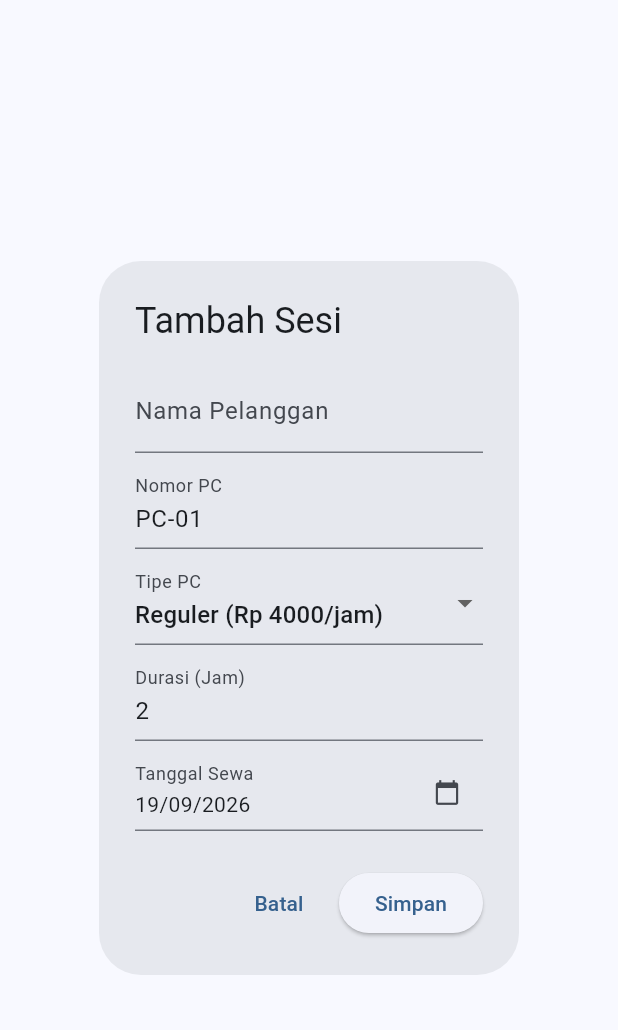
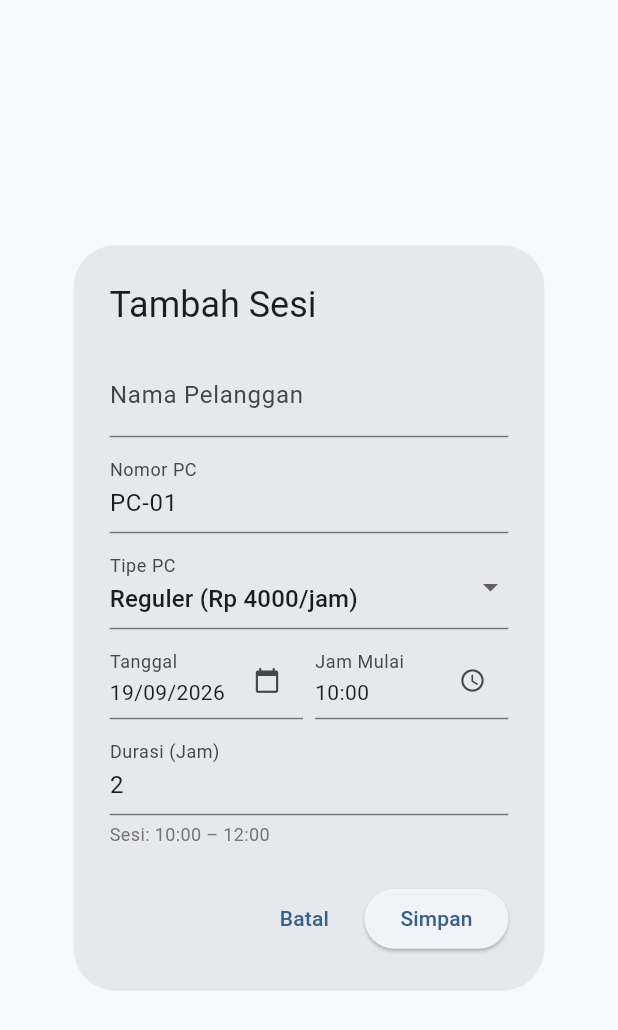
Before and after one commit to glacerous/simplecalc, a Flutter app: the _SesiFormDialog widget shown alone on an empty page, opened directly, on a phone screen of 412 x 824 dp. Shown: the top 1030 px of the screen. Run offline on Flutter 3.47's test engine with Material 3 defaults, Android fonts, the phone set to English and light mode, and no system bars; our stand-ins replace shared_preferences, sqflite, sqflite_common_ffi, sqflite_common_ffi_web; accounts and stored records are empty.

Commit message:
penambahan error handling dan jam mulai sewa pc

```diff
--- a/lib/helpers/database_helper.dart
+++ b/lib/helpers/database_helper.dart
@@ -8,7 +8,7 @@ import 'tarif_warnet.dart';
 class DatabaseHelper {
   static final DatabaseHelper instance = DatabaseHelper._init();
   static Database? _database;
-  static const int _dbVersion = 3;
+  static const int _dbVersion = 4;
 
   DatabaseHelper._init();
 
@@ -46,6 +46,7 @@ class DatabaseHelper {
         nomor_pc TEXT NOT NULL,
         tipe_pc TEXT NOT NULL DEFAULT 'reguler',
         tanggal TEXT NOT NULL,
+        jam_mulai TEXT NOT NULL DEFAULT '00:00',
         durasi INTEGER NOT NULL,
         total INTEGER NOT NULL,
         status TEXT NOT NULL
@@ -64,6 +65,7 @@ class DatabaseHelper {
       'nomor_pc': 'PC-01',
       'tipe_pc': TipePc.reguler.name,
       'tanggal': hariIni,
+      'jam_mulai': '10:00',
       'durasi': 3,
       'total': TipePc.hitungTotal(tipe: TipePc.reguler, durasiJam: 3),
       'status': 'Aktif',
@@ -73,6 +75,7 @@ class DatabaseHelper {
       'nomor_pc': 'PC-02',
       'tipe_pc': TipePc.vip.name,
       'tanggal': hariIni,
+      'jam_mulai': '14:00',
       'durasi': 2,
       'total': TipePc.hitungTotal(tipe: TipePc.vip, durasiJam: 2),
       'status': 'Selesai',
@@ -94,6 +97,14 @@ class DatabaseHelper {
       final hariIni = DateTime.now().toIso8601String().substring(0, 10);
       await db.execute(
         "ALTER TABLE rentals ADD COLUMN tanggal TEXT NOT NULL DEFAULT '$hariIni'",
+      );
+    }
+    if (oldVersion < 4) {
+      // Baris lama dianggap mulai jam 00:00 — nggak presisi buat data
+      // historis, tapi baris baru ke depannya sudah tercatat jam mulainya
+      // beneran, jadi cek bentrok jadi akurat per jam mulai saat ini.
+      await db.execute(
+        "ALTER TABLE rentals ADD COLUMN jam_mulai TEXT NOT NULL DEFAULT '00:00'",
       );
     }
   }
@@ -130,18 +141,21 @@ class DatabaseHelper {
     return db.delete('rentals', where: 'id = ?', whereArgs: [id]);
   }
 
-  /// Cek apakah PC yang sama (nomor + tipe) sudah dipakai di tanggal yang
-  /// sama oleh sesi lain. `excludeId` dipakai waktu edit, supaya baris yang
-  /// sedang diedit tidak bentrok dengan dirinya sendiri.
+  /// Cek apakah PC yang sama (nomor + tipe) sudah dipakai di RENTANG JAM
+  /// yang bertabrakan pada tanggal yang sama. `excludeId` dipakai waktu
+  /// edit, supaya baris yang sedang diedit tidak bentrok dengan dirinya
+  /// sendiri.
   ///
-  /// Catatan skala: aplikasi ini nyimpen sesi per hari (tanpa jam mulai),
-  /// jadi satu PC = satu sesi per hari, siapapun statusnya. Kalau nanti
-  /// butuh granularitas per jam, kolom `tanggal` perlu diganti jadi
-  /// datetime rentang (mulai+selesai) dan query ini jadi cek overlap waktu.
+  /// Batasan yang disengaja: sesi wajib mulai & selesai di hari kalender
+  /// yang sama (tidak boleh nyebrang tengah malam) — makanya cek overlap
+  /// cukup dibandingkan dengan baris-baris di tanggal yang sama saja,
+  /// tidak perlu lihat tanggal sebelum/sesudahnya.
   Future<bool> adaBentrokJadwal({
     required String nomorPc,
     required String tipePc,
     required String tanggal,
+    required int jamMulaiMenit,
+    required int durasiJam,
     int? excludeId,
   }) async {
     final db = await instance.database;
@@ -151,7 +165,27 @@ class DatabaseHelper {
       where.write(' AND id != ?');
       args.add(excludeId);
     }
-    final hasil = await db.query('rentals', where: where.toString(), whereArgs: args);
-    return hasil.isNotEmpty;
+    final kandidat = await db.query('rentals', where: where.toString(), whereArgs: args);
+
+    final mulaiBaru = jamMulaiMenit;
+    final selesaiBaru = jamMulaiMenit + durasiJam * 60;
+
+    for (final row in kandidat) {
+      final jamMulaiLama = _menitDariString(row['jam_mulai'] as String);
+      final durasiLama = row['durasi'] as int;
+      final mulaiLama = jamMulaiLama;
+      final selesaiLama = jamMulaiLama + durasiLama * 60;
+
+      // Dua rentang waktu dianggap bertabrakan kalau salah satu mulai
+      // sebelum yang lain selesai, dua-duanya (overlap interval klasik).
+      final overlap = mulaiBaru < selesaiLama && mulaiLama < selesaiBaru;
+      if (overlap) return true;
+    }
+    return false;
+  }
+
+  static int _menitDariString(String hhmm) {
+    final parts = hhmm.split(':');
+    return int.parse(parts[0]) * 60 + int.parse(parts[1]);
   }
 }
--- a/lib/screens/warnet_crud_screen.dart
+++ b/lib/screens/warnet_crud_screen.dart
@@ -158,7 +158,8 @@ class _WarnetCrudScreenState extends State<WarnetCrudScreen> {
               style: const TextStyle(fontWeight: FontWeight.bold),
             ),
             subtitle: Text(
-              '${tipe.label} • ${item['tanggal']} • Durasi: ${item['durasi']} Jam • '
+              '${tipe.label} • ${item['tanggal']} ${item['jam_mulai']} • '
+              'Durasi: ${item['durasi']} Jam • '
               'Total: Rp ${item['total']} • Status: ${item['status']}',
             ),
             isThreeLine: false,
@@ -201,8 +202,9 @@ class _SesiFormDialogState extends State<_SesiFormDialog> {
   late final TextEditingController _durasiController;
   late TipePc _tipePc;
   late DateTime _tanggal;
+  late TimeOfDay _jamMulai;
   bool _isSaving = false;
-  String? _errorBentrok;
+  String? _errorValidasi;
 
   bool get _isEdit => widget.item != null;
 
@@ -221,6 +223,14 @@ class _SesiFormDialogState extends State<_SesiFormDialog> {
     _tanggal = item?['tanggal'] != null
         ? DateTime.parse(item!['tanggal'])
         : DateTime.now();
+    _jamMulai = item?['jam_mulai'] != null
+        ? _timeOfDayDariString(item!['jam_mulai'])
+        : const TimeOfDay(hour: 10, minute: 0);
+  }
+
+  static TimeOfDay _timeOfDayDariString(String hhmm) {
+    final parts = hhmm.split(':');
+    return TimeOfDay(hour: int.parse(parts[0]), minute: int.parse(parts[1]));
   }
 
   @override
@@ -237,6 +247,23 @@ class _SesiFormDialogState extends State<_SesiFormDialog> {
       '${_tanggal.day.toString().padLeft(2, '0')}/'
       '${_tanggal.month.toString().padLeft(2, '0')}/${_tanggal.year}';
 
+  int get _jamMulaiMenit => _jamMulai.hour * 60 + _jamMulai.minute;
+
+  String get _jamMulaiIso =>
+      '${_jamMulai.hour.toString().padLeft(2, '0')}:'
+      '${_jamMulai.minute.toString().padLeft(2, '0')}';
+
+  String get _jamMulaiTampil => _jamMulaiIso;
+
+  String _jamSelesaiTampil(int durasiJam) {
+    final selesaiMenit = _jamMulaiMenit + durasiJam * 60;
+    final jam = (selesaiMenit ~/ 60) % 24;
+    final menit = selesaiMenit % 60;
+    final lewatHari = selesaiMenit >= 1440;
+    final jamStr = '${jam.toString().padLeft(2, '0')}:${menit.toString().padLeft(2, '0')}';
+    return lewatHari ? '$jamStr (besok)' : jamStr;
+  }
+
   Future<void> _pilihTanggal() async {
     final hasil = await showDatePicker(
       context: context,
@@ -247,12 +274,35 @@ class _SesiFormDialogState extends State<_SesiFormDialog> {
     if (hasil != null) setState(() => _tanggal = hasil);
   }
 
+  Future<void> _pilihJamMulai() async {
+    final hasil = await showTimePicker(
+      context: context,
+      initialTime: _jamMulai,
+    );
+    if (hasil != null) setState(() => _jamMulai = hasil);
+  }
+
   Future<void> _simpan() async {
     if (!_formKey.currentState!.validate()) return;
 
+    final durasi = int.parse(_durasiController.text.trim());
+
+    // Sesi wajib selesai di hari kalender yang sama (lihat catatan di
+    // DatabaseHelper.adaBentrokJadwal soal kenapa nyebrang tengah malam
+    // sengaja tidak didukung).
+    if (_jamMulaiMenit + durasi * 60 > 24 * 60) {
+      setState(() {
+        _errorValidasi =
+            'Sesi jam $_jamMulaiTampil selama $durasi jam akan lewat tengah '
+            'malam (${_jamSelesaiTampil(durasi)}). Pilih jam mulai lebih pagi '
+            'atau durasi lebih pendek — sesi harus selesai di hari yang sama.';
+      });
+      return;
+    }
+
     setState(() {
       _isSaving = true;
-      _errorBentrok = null;
+      _errorValidasi = null;
     });
 
     final nomorPc = _pcController.text.trim();
@@ -262,25 +312,29 @@ class _SesiFormDialogState extends State<_SesiFormDialog> {
         nomorPc: nomorPc,
         tipePc: _tipePc.name,
         tanggal: _tanggalIso,
+        jamMulaiMenit: _jamMulaiMenit,
+        durasiJam: durasi,
         excludeId: _isEdit ? widget.item!['id'] as int : null,
       );
       if (bentrok) {
         setState(() {
           _isSaving = false;
-          _errorBentrok =
+          _errorValidasi =
               'PC "$nomorPc" tipe ${_tipePc.label} sudah dipakai sesi lain '
-              'pada tanggal $_tanggalTampil. Pilih PC lain atau ganti tanggal.';
+              'yang jamnya bertabrakan pada tanggal $_tanggalTampil '
+              '($_jamMulaiTampil-${_jamSelesaiTampil(durasi)}). '
+              'Pilih PC lain, ganti jam, atau ganti tanggal.';
         });
         return;
       }
 
-      final durasi = int.parse(_durasiController.text.trim());
       final total = TipePc.hitungTotal(tipe: _tipePc, durasiJam: durasi);
       final row = {
         'nama': _namaController.text.trim(),
         'nomor_pc': nomorPc,
         'tipe_pc': _tipePc.name,
         'tanggal': _tanggalIso,
+        'jam_mulai': _jamMulaiIso,
         'durasi': durasi,
         'total': total,
         'status': _isEdit ? widget.item!['status'] : 'Aktif',
@@ -341,10 +395,42 @@ class _SesiFormDialogState extends State<_SesiFormDialog> {
                 },
               ),
               const SizedBox(height: 8),
+              Row(
+                crossAxisAlignment: CrossAxisAlignment.start,
+                children: [
+                  Expanded(
+                    child: InkWell(
+                      onTap: _pilihTanggal,
+                      child: InputDecorator(
+                        decoration: const InputDecoration(
+                          labelText: 'Tanggal',
+                          suffixIcon: Icon(Icons.calendar_today, size: 18),
+                        ),
+                        child: Text(_tanggalTampil),
+                      ),
+                    ),
+                  ),
+                  const SizedBox(width: 8),
+                  Expanded(
+                    child: InkWell(
+                      onTap: _pilihJamMulai,
+                      child: InputDecorator(
+                        decoration: const InputDecoration(
+                          labelText: 'Jam Mulai',
+                          suffixIcon: Icon(Icons.access_time, size: 18),
+                        ),
+                        child: Text(_jamMulaiTampil),
+                      ),
+                    ),
+                  ),
+                ],
+              ),
+              const SizedBox(height: 8),
               TextFormField(
                 controller: _durasiController,
                 keyboardType: TextInputType.number,
                 decoration: const InputDecoration(labelText: 'Durasi (Jam)'),
+                onChanged: (_) => setState(() {}), // refresh preview jam selesai
                 validator: (v) {
                   final n = int.tryParse((v ?? '').trim());
                   if (n == null) return 'Harus berupa angka bulat';
@@ -353,18 +439,18 @@ class _SesiFormDialogState extends State<_SesiFormDialog> {
                   return null;
                 },
               ),
-              const SizedBox(height: 8),
-              InkWell(
-                onTap: _pilihTanggal,
-                child: InputDecorator(
-                  decoration: const InputDecoration(
-                    labelText: 'Tanggal Sewa',
-                    suffixIcon: Icon(Icons.calendar_today, size: 18),
+              Builder(builder: (context) {
+                final durasi = int.tryParse(_durasiController.text.trim());
+                if (durasi == null || durasi <= 0) return const SizedBox.shrink();
+                return Padding(
+                  padding: const EdgeInsets.only(top: 4),
+                  child: Text(
+                    'Sesi: $_jamMulaiTampil – ${_jamSelesaiTampil(durasi)}',
+                    style: TextStyle(fontSize: 12, color: Colors.grey.shade600),
                   ),
-                  child: Text(_tanggalTampil),
-                ),
-              ),
-              if (_errorBentrok != null) ...[
+                );
+              }),
+              if (_errorValidasi != null) ...[
                 const SizedBox(height: 12),
                 Container(
                   padding: const EdgeInsets.all(10),
@@ -380,7 +466,7 @@ class _SesiFormDialogState extends State<_SesiFormDialog> {
                       const SizedBox(width: 8),
                       Expanded(
                         child: Text(
-                          _errorBentrok!,
+                          _errorValidasi!,
                           style: TextStyle(color: Colors.red.shade700, fontSize: 13),
                         ),
                       ),
```
